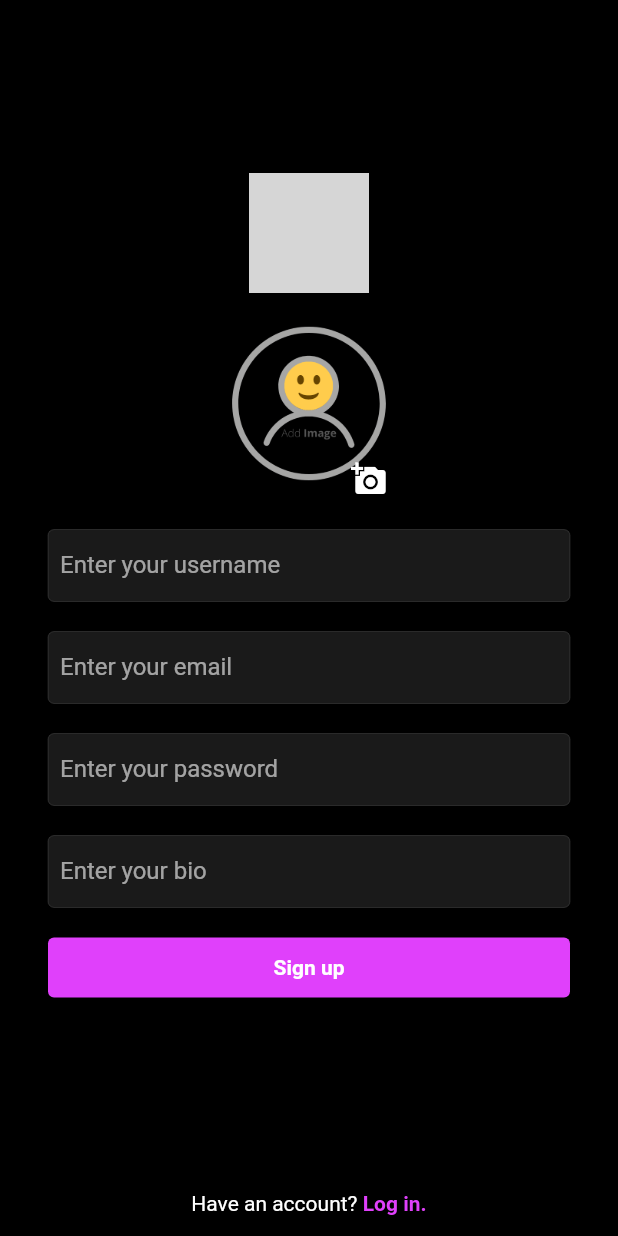
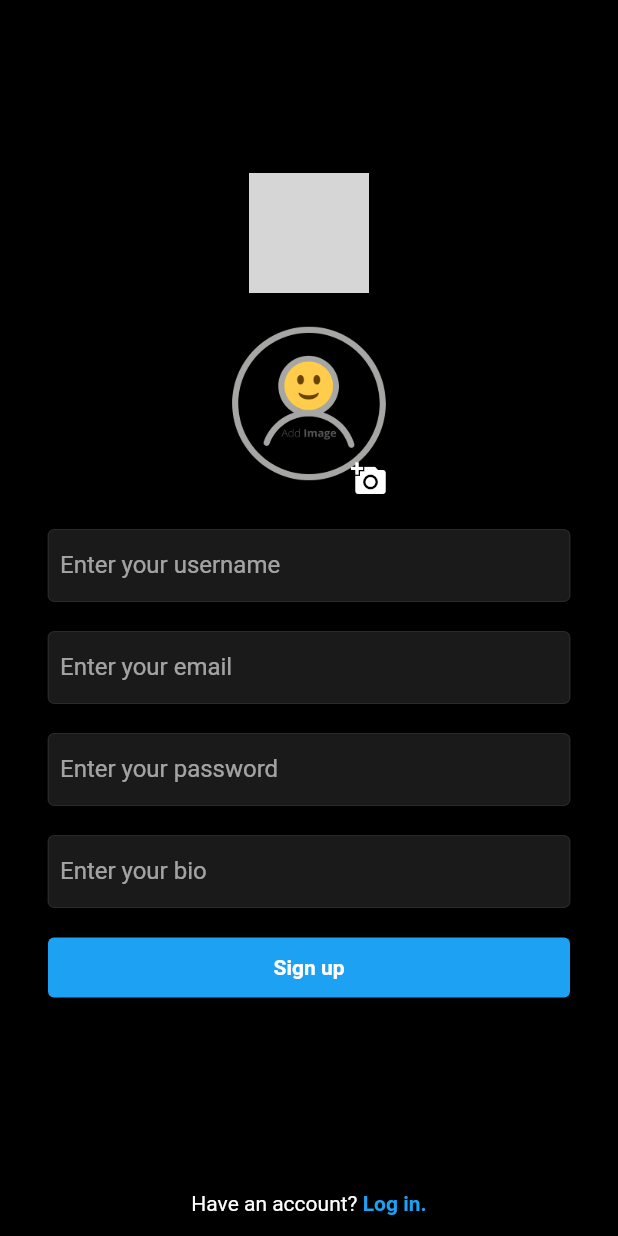
Before and after one commit to ashwinsk24/seta, a Flutter app: the screen it shows after launch, after a tap on "Sign up.", on a phone screen of 412 x 824 dp. Run offline on Flutter 3.47's test engine with Material 2 defaults, Android fonts, the phone set to English and light mode, and no system bars; our stand-ins replace cloud_firestore, firebase_auth, firebase_core, firebase_storage, flutter_svg, image_picker; accounts and stored records are empty; grey boxes are pictures that could not be loaded.

Commit message:
button color

```diff
--- a/lib/utils/colors.dart
+++ b/lib/utils/colors.dart
@@ -3,6 +3,6 @@ import 'package:flutter/material.dart';
 const mobileBackgroundColor = Color.fromRGBO(0, 0, 0, 1);
 const webBackgroundColor = Color.fromRGBO(18, 18, 18, 1);
 const mobileSearchColor = Color.fromRGBO(38, 38, 38, 1);
-const blueColor = Colors.purpleAccent;
+const blueColor = Color.fromRGBO(29, 161, 242, 1);
 const primaryColor = Colors.white;
 const secondaryColor = Colors.grey;
```
